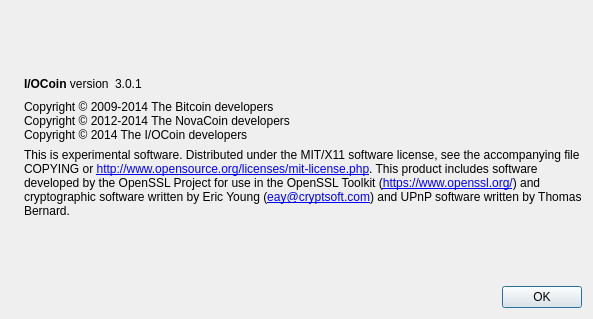
The window that src/qt/forms/aboutdialog.ui (IOCoin/DIONS) describes before a commit, drawn with Qt 5.
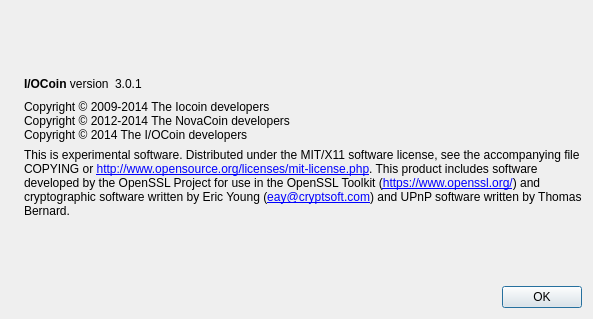
The same window after the commit. Icons and pictures are not drawn.

What changed in the file:
```diff
--- a/src/qt/forms/aboutdialog.ui
+++ b/src/qt/forms/aboutdialog.ui
@@ -91,7 +91,7 @@
         <cursorShape>IBeamCursor</cursorShape>
        </property>
        <property name="text">
-        <string>Copyright © 2009-2014 The Bitcoin developers
+        <string>Copyright © 2009-2014 The Iocoin developers
 Copyright © 2012-2014 The NovaCoin developers
 Copyright © 2014 The I/OCoin developers</string>
        </property>
```
Left out of the diff: 4 changed lines with no effect on the pictures.
